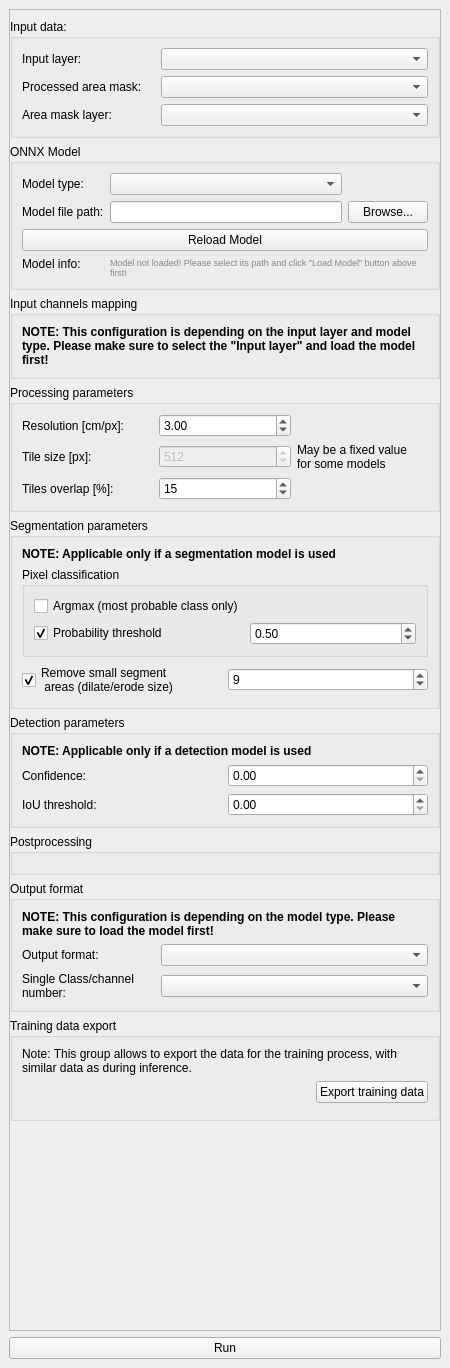
PUTvision/qgis-plugin-deepness, file plugin/deep_segmentation_framework/deep_segmentation_framework_dockwidget_base.ui: the form before one commit.
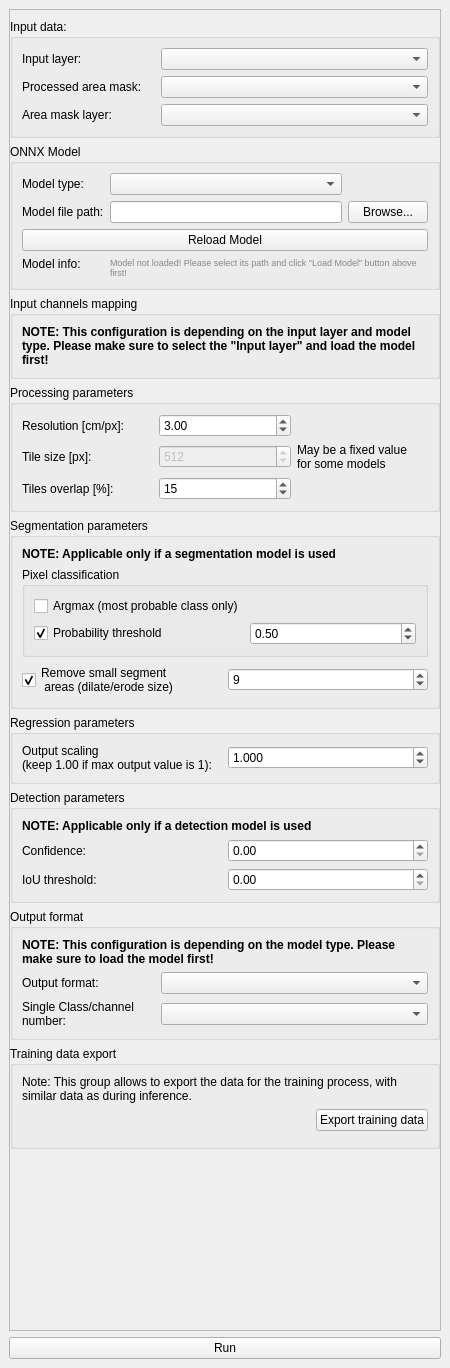
The form after the commit. Custom widgets are drawn as their Qt base class.

Commit message: Adding Regression Model Processing - WIP

The edit to the form file:
```diff
--- a/plugin/deep_segmentation_framework/deep_segmentation_framework_dockwidget_base.ui
+++ b/plugin/deep_segmentation_framework/deep_segmentation_framework_dockwidget_base.ui
@@ -25,8 +25,8 @@
         <rect>
          <x>0</x>
          <y>0</y>
-         <width>430</width>
-         <height>1296</height>
+         <width>416</width>
+         <height>1317</height>
         </rect>
        </property>
        <layout class="QVBoxLayout" name="verticalLayout_3">
@@ -370,6 +370,42 @@
           </layout>
          </widget>
         </item>
+        <item>
+         <widget class="QgsCollapsibleGroupBox" name="mGroupBox_10">
+          <property name="sizePolicy">
+           <sizepolicy hsizetype="Preferred" vsizetype="Maximum">
+            <horstretch>0</horstretch>
+            <verstretch>0</verstretch>
+           </sizepolicy>
+          </property>
+          <property name="title">
+           <string>Regression parameters</string>
+          </property>
+          <layout class="QGridLayout" name="gridLayout_11">
+           <item row="0" column="0">
+            <widget class="QLabel" name="label_6">
+             <property name="text">
+              <string>Output scaling 
+(keep 1.00 if max output value is 1):</string>
+             </property>
+            </widget>
+           </item>
+           <item row="0" column="1">
+            <widget class="QDoubleSpinBox" name="doubleSpinBox_regressionScaling">
+             <property name="decimals">
+              <number>3</number>
+             </property>
+             <property name="maximum">
+              <double>9999.000000000000000</double>
+             </property>
+             <property name="value">
+              <double>1.000000000000000</double>
+             </property>
+            </widget>
+           </item>
+          </layout>
+         </widget>
+        </item>
         <item>
          <widget class="QgsCollapsibleGroupBox" name="mGroupBox_9">
           <property name="title">
@@ -432,20 +468,6 @@
           </layout>
          </widget>
         </item>
-        <item>
-         <widget class="QgsCollapsibleGroupBox" name="mGroupBox_5">
-          <property name="sizePolicy">
-           <sizepolicy hsizetype="Preferred" vsizetype="Maximum">
-            <horstretch>0</horstretch>
-            <verstretch>0</verstretch>
-           </sizepolicy>
-          </property>
-          <property name="title">
-           <string>Postprocessing</string>
-          </property>
-          <layout class="QGridLayout" name="gridLayout_3"/>
-         </widget>
-        </item>
         <item>
          <widget class="QgsCollapsibleGroupBox" name="mGroupBox_6">
           <property name="sizePolicy">
```
The commit also changes 16 other files.
